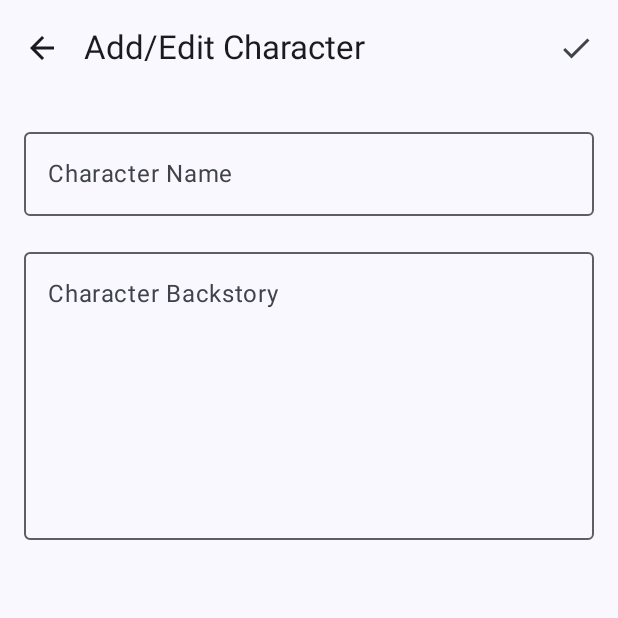
After one commit to HauLTCE/Codex_PRM392, an Android app built with Jetpack Compose: the composable AddEditCharacterScreen shown on its own in the app's theme, on a phone screen of 412 x 824 dp, the top half of it. The commit adds this screen. Run offline under Robolectric (Android 15) with nearby library versions, the phone set to English and light mode, and no system bars; our stand-ins replace Dagger/Hilt's generated code, Room's generated code.

Commit message:
feat: LMAO BUGS GO BRRRRR

```diff
--- a/app/src/main/java/com/hault/codex/data/local/CharacterDao.kt
+++ b/app/src/main/java/com/hault/codex/data/local/CharacterDao.kt
@@ -1,25 +1,17 @@
 package com.hault.codex.data.local
 
 import androidx.room.Dao
-import androidx.room.Delete
 import androidx.room.Insert
+import androidx.room.OnConflictStrategy
 import androidx.room.Query
-import androidx.room.Update
 import com.hault.codex.data.model.Character
 import kotlinx.coroutines.flow.Flow
 
 @Dao
 interface CharacterDao {
-
-    @Insert
+    @Insert(onConflict = OnConflictStrategy.REPLACE)
     suspend fun insert(character: Character)
 
-    @Update
-    suspend fun update(character: Character)
-
-    @Delete
-    suspend fun delete(character: Character)
-
-    @Query("SELECT * FROM characters WHERE worldId = :worldId ORDER BY name ASC")
+    @Query("SELECT * FROM characters WHERE worldId = :worldId")
     fun getCharactersForWorld(worldId: Int): Flow<List<Character>>
 }
--- /dev/null
+++ b/app/src/main/java/com/hault/codex/data/repository/CharacterRepository.kt
@@ -0,0 +1,20 @@
+package com.hault.codex.data.repository
+
+import com.hault.codex.data.local.CharacterDao
+import com.hault.codex.data.model.Character
+import kotlinx.coroutines.flow.Flow
+import javax.inject.Inject
+import javax.inject.Singleton
+
+@Singleton
+class CharacterRepository @Inject constructor(
+    private val characterDao: CharacterDao
+) {
+    suspend fun insert(character: Character) {
+        characterDao.insert(character)
+    }
+
+    fun getCharactersForWorld(worldId: Int): Flow<List<Character>> {
+        return characterDao.getCharactersForWorld(worldId)
+    }
+}
--- a/app/src/main/java/com/hault/codex/di/DatabaseModule.kt
+++ b/app/src/main/java/com/hault/codex/di/DatabaseModule.kt
@@ -5,6 +5,7 @@ import androidx.room.Room
 import com.hault.codex.data.local.AppDatabase
 import com.hault.codex.data.local.CharacterDao
 import com.hault.codex.data.local.WorldDao
+import com.hault.codex.data.repository.CharacterRepository
 import dagger.Module
 import dagger.Provides
 import dagger.hilt.InstallIn
@@ -35,4 +36,10 @@ object DatabaseModule {
     fun provideCharacterDao(appDatabase: AppDatabase): CharacterDao {
         return appDatabase.characterDao()
     }
+
+    @Provides
+    @Singleton
+    fun provideCharacterRepository(characterDao: CharacterDao): CharacterRepository {
+        return CharacterRepository(characterDao)
+    }
 }
--- /dev/null
+++ b/app/src/main/java/com/hault/codex/ui/addeditcharacter/AddEditCharacterScreen.kt
@@ -0,0 +1,79 @@
+package com.hault.codex.ui.addeditcharacter
+
+import androidx.compose.foundation.layout.Column
+import androidx.compose.foundation.layout.Spacer
+import androidx.compose.foundation.layout.fillMaxSize
+import androidx.compose.foundation.layout.fillMaxWidth
+import androidx.compose.foundation.layout.height
+import androidx.compose.foundation.layout.padding
+import androidx.compose.material.icons.Icons
+import androidx.compose.material.icons.filled.ArrowBack
+import androidx.compose.material.icons.filled.Check
+import androidx.compose.material3.ExperimentalMaterial3Api
+import androidx.compose.material3.Icon
+import androidx.compose.material3.IconButton
+import androidx.compose.material3.OutlinedTextField
+import androidx.compose.material3.Scaffold
+import androidx.compose.material3.Text
+import androidx.compose.material3.TopAppBar
+import androidx.compose.runtime.Composable
+import androidx.compose.runtime.collectAsState
+import androidx.compose.runtime.getValue
+import androidx.compose.ui.Modifier
+import androidx.compose.ui.unit.dp
+import androidx.hilt.navigation.compose.hiltViewModel
+import androidx.navigation.NavController
+
+@OptIn(ExperimentalMaterial3Api::class)
+@Composable
+fun AddEditCharacterScreen(
+    navController: NavController,
+    viewModel: AddEditCharacterViewModel = hiltViewModel()
+) {
+    val characterName by viewModel.characterName.collectAsState()
+    val characterBackstory by viewModel.characterBackstory.collectAsState()
+
+    Scaffold(
+        topBar = {
+            TopAppBar(
+                title = { Text("Add/Edit Character") },
+                navigationIcon = {
+                    IconButton(onClick = { navController.popBackStack() }) {
+                        Icon(Icons.Filled.ArrowBack, "Back")
+                    }
+                },
+                actions = {
+                    IconButton(onClick = {
+                        viewModel.saveCharacter()
+                        navController.popBackStack()
+                    }) {
+                        Icon(Icons.Filled.Check, "Save Character")
+                    }
+                }
+            )
+        }
+    ) { paddingValues ->
+        Column(
+            modifier = Modifier
+                .fillMaxSize()
+                .padding(paddingValues)
+                .padding(16.dp)
+        ) {
+            OutlinedTextField(
+                value = characterName,
+                onValueChange = { viewModel.onCharacterNameChange(it) },
+                label = { Text("Character Name") },
+                modifier = Modifier.fillMaxWidth()
+            )
+            Spacer(modifier = Modifier.height(16.dp))
+            OutlinedTextField(
+                value = characterBackstory,
+                onValueChange = { viewModel.onCharacterBackstoryChange(it) },
+                label = { Text("Character Backstory") },
+                modifier = Modifier
+                    .fillMaxWidth()
+                    .height(200.dp)
+            )
+        }
+    }
+}
--- /dev/null
+++ b/app/src/main/java/com/hault/codex/ui/addeditcharacter/AddEditCharacterViewModel.kt
@@ -0,0 +1,45 @@
+package com.hault.codex.ui.addeditcharacter
+
+import androidx.lifecycle.SavedStateHandle
+import androidx.lifecycle.ViewModel
+import androidx.lifecycle.viewModelScope
+import com.hault.codex.data.model.Character
+import com.hault.codex.data.repository.CharacterRepository
+import dagger.hilt.android.lifecycle.HiltViewModel
+import kotlinx.coroutines.flow.MutableStateFlow
+import kotlinx.coroutines.flow.StateFlow
+import kotlinx.coroutines.launch
+import javax.inject.Inject
+
+@HiltViewModel
+class AddEditCharacterViewModel @Inject constructor(
+    private val characterRepository: CharacterRepository,
+    private val savedStateHandle: SavedStateHandle
+) : ViewModel() {
+
+    private val _characterName = MutableStateFlow("")
+    val characterName: StateFlow<String> = _characterName
+
+    private val _characterBackstory = MutableStateFlow("")
+    val characterBackstory: StateFlow<String> = _characterBackstory
+
+    fun onCharacterNameChange(newName: String) {
+        _characterName.value = newName
+    }
+
+    fun onCharacterBackstoryChange(newBackstory: String) {
+        _characterBackstory.value = newBackstory
+    }
+
+    fun saveCharacter() {
+        viewModelScope.launch {
+            val worldId: Int = savedStateHandle.get<Int>("worldId") ?: throw IllegalStateException("worldId not found in SavedStateHandle")
+            val character = Character(
+                name = _characterName.value,
+                backstory = _characterBackstory.value,
+                worldId = worldId
+            )
+            characterRepository.insert(character)
+        }
+    }
+}
```
Also changed, not shown: app/src/main/java/com/hault/codex/ui/characterlist/CharacterListScreen.kt (added, +69 -0 lines), app/src/main/java/com/hault/codex/ui/characterlist/CharacterListViewModel.kt (added, +31 -0 lines), app/src/main/java/com/hault/codex/ui/navigation/AppNavigation.kt (+18 -0 lines), app/src/main/java/com/hault/codex/ui/worldlist/WorldListScreen.kt (+6 -1 lines).
